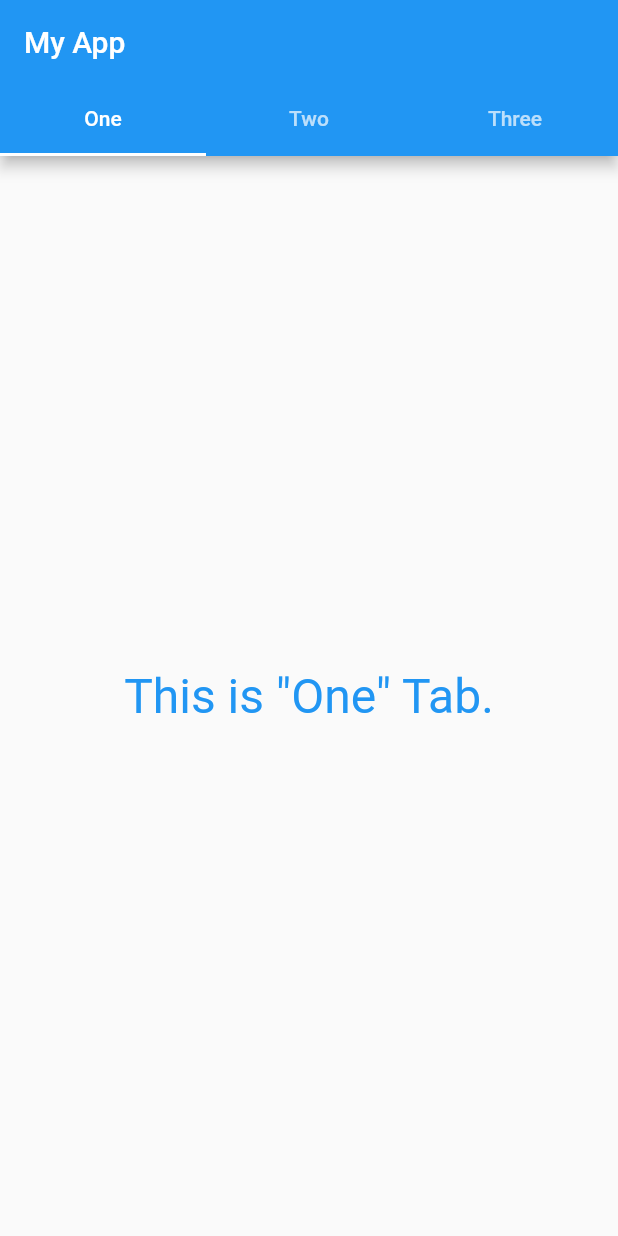
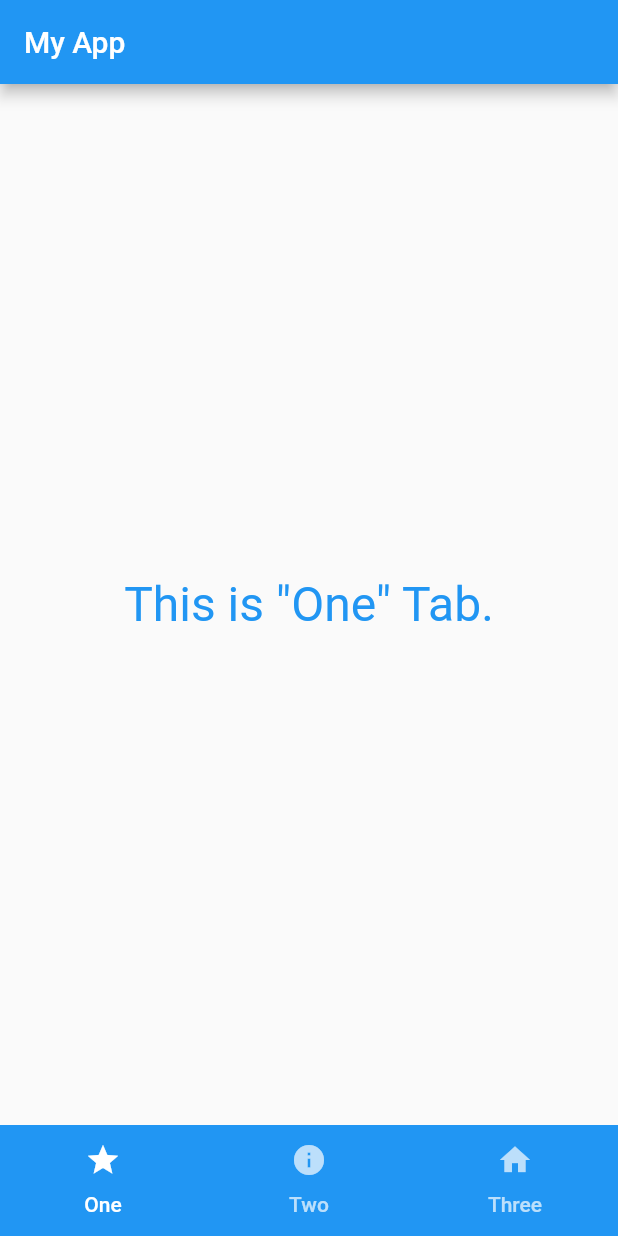
Before and after one commit to naokimakino/introduction-to-flutter3, a Flutter app: the screen it shows after launch, on a phone screen of 412 x 824 dp. Run offline on Flutter 3.47's test engine with Material 2 defaults, Android fonts, the light colour scheme and no system bars.

Commit message:
feat(chapter4): list4_11

```diff
--- a/chapter4/lib/main.dart
+++ b/chapter4/lib/main.dart
@@ -31,9 +31,9 @@ class MyHomePage extends StatefulWidget {
 class _MyHomePageState extends State<MyHomePage>
     with SingleTickerProviderStateMixin {
   static const List<Tab> tabs = <Tab>[
-    Tab(text: 'One'),
-    Tab(text: 'Two'),
-    Tab(text: 'Three'),
+    Tab(text: 'One', icon: Icon(Icons.star)),
+    Tab(text: 'Two', icon: Icon(Icons.info)),
+    Tab(text: 'Three', icon: Icon(Icons.home)),
   ];
 
   late TabController _tabController;
@@ -49,7 +49,10 @@ class _MyHomePageState extends State<MyHomePage>
     return Scaffold(
         appBar: AppBar(
           title: const Text('My App'),
-          bottom: TabBar(controller: _tabController, tabs: tabs),
+        ),
+        bottomNavigationBar: Container(
+          color: Colors.blue,
+          child: TabBar(controller: _tabController, tabs: tabs),
         ),
         body: TabBarView(
           controller: _tabController,
```
